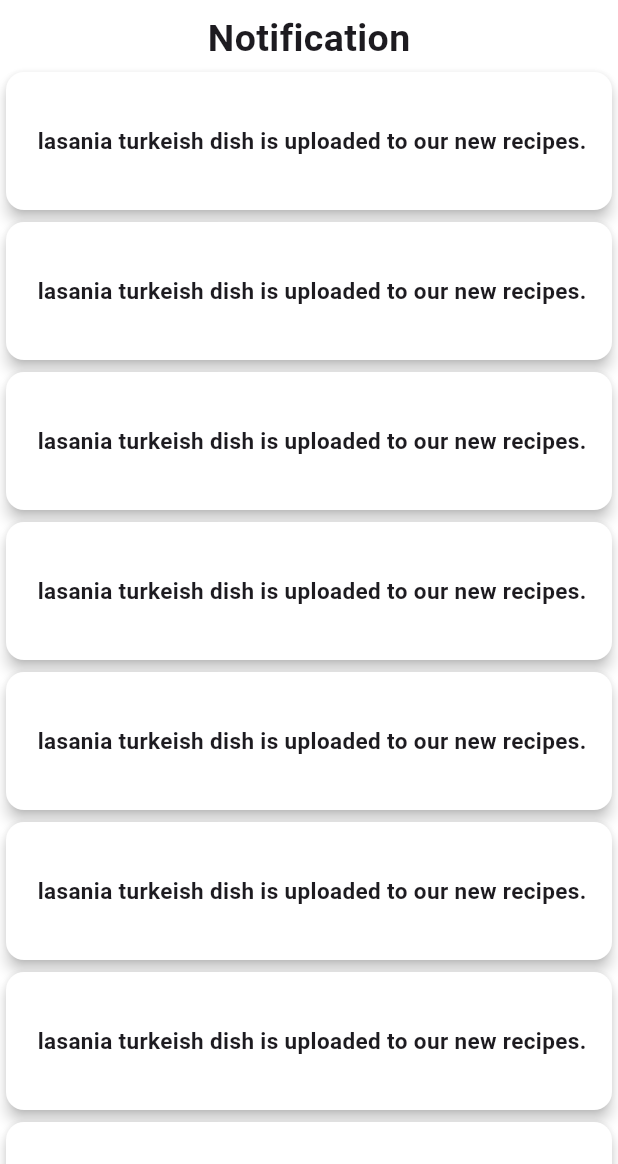
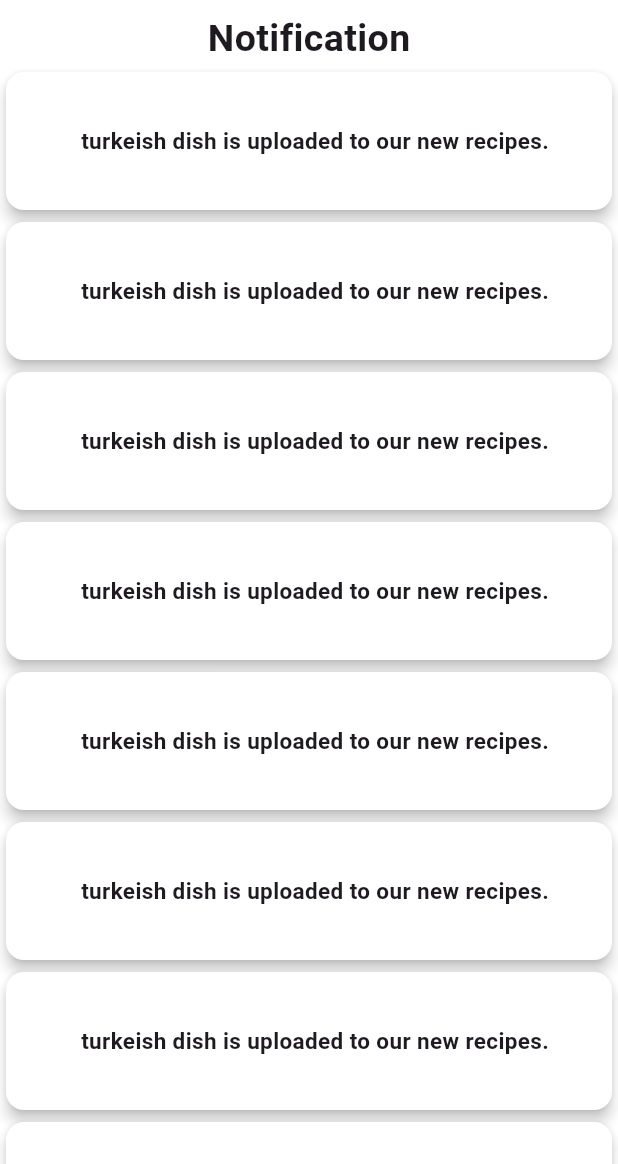
Before and after one commit to Shovon0017/Homemade-Haven, a Flutter app: the NotificationShow screen opened directly, on a phone screen of 412 x 824 dp, the part 72-1236 px from its top. Run offline on Flutter 3.47's test engine with Material 3 defaults, Android fonts, the light colour scheme and no system bars; our stand-ins replace animated_notch_bottom_bar, carousel_slider, flutter_secure_storage, get, get_storage, shimmer; accounts and stored records are empty.

```diff
--- a/lib/view/screen/notification/notification.dart
+++ b/lib/view/screen/notification/notification.dart
@@ -32,7 +32,7 @@
                     color: Colors.white,
                     child: Center(child: Padding(
                       padding: EdgeInsets.all(8.0),
-                      child: Text(" lasania turkeish dish is uploaded to our new recipes.",style: TextStyle(fontSize:15,fontWeight: FontWeight.bold),),
+                      child: Text("  turkeish dish is uploaded to our new recipes.",style: TextStyle(fontSize:15,fontWeight: FontWeight.bold),),
                     )),
                   ),
                 );
```
